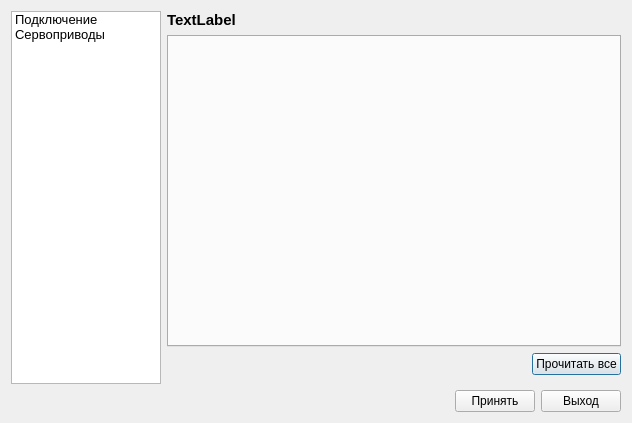
Before: the Qt Designer form settingswindow.ui in VladimirR46/PharmacyRobot, drawn with Qt 5.
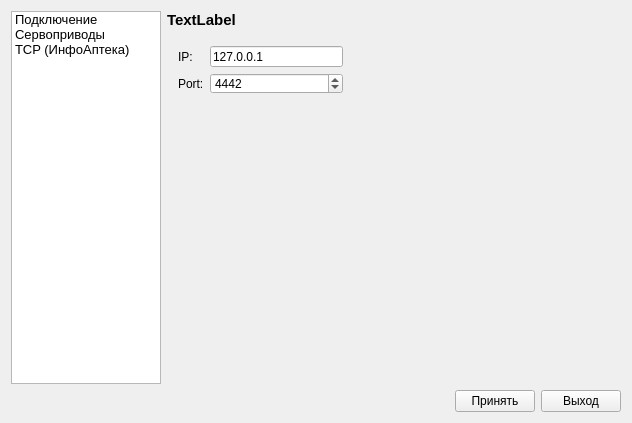
After: the same form once the commit is applied. The open tabs and pages were chosen to show the change. Icons and pictures are not drawn.

What changed in the file:
```diff
--- a/settingswindow.ui
+++ b/settingswindow.ui
@@ -65,6 +65,15 @@
           <normaloff>:/images/settings.png</normaloff>:/images/settings.png</iconset>
         </property>
        </item>
+       <item>
+        <property name="text">
+         <string>TCP (ИнфоАптека)</string>
+        </property>
+        <property name="icon">
+         <iconset resource="resource.qrc">
+          <normaloff>:/images/blue-internet-icon.png</normaloff>:/images/blue-internet-icon.png</iconset>
+        </property>
+       </item>
       </widget>
      </item>
      <item row="0" column="1">
@@ -374,6 +383,51 @@
          </item>
         </layout>
        </widget>
+       <widget class="QWidget" name="page_3">
+        <widget class="QWidget" name="layoutWidget">
+         <property name="geometry">
+          <rect>
+           <x>11</x>
+           <y>11</y>
+           <width>165</width>
+           <height>48</height>
+          </rect>
+         </property>
+         <layout class="QFormLayout" name="formLayout">
+          <item row="0" column="0">
+           <widget class="QLabel" name="label_9">
+            <property name="text">
+             <string>IP:</string>
+            </property>
+           </widget>
+          </item>
+          <item row="0" column="1">
+           <widget class="QLineEdit" name="IPEdit">
+            <property name="text">
+             <string>127.0.0.1</string>
+            </property>
+           </widget>
+          </item>
+          <item row="1" column="0">
+           <widget class="QLabel" name="label_10">
+            <property name="text">
+             <string>Port:</string>
+            </property>
+           </widget>
+          </item>
+          <item row="1" column="1">
+           <widget class="QSpinBox" name="PortSpinner">
+            <property name="maximum">
+             <number>9999</number>
+            </property>
+            <property name="value">
+             <number>4442</number>
+            </property>
+           </widget>
+          </item>
+         </layout>
+        </widget>
+       </widget>
       </widget>
      </item>
     </layout>
```
